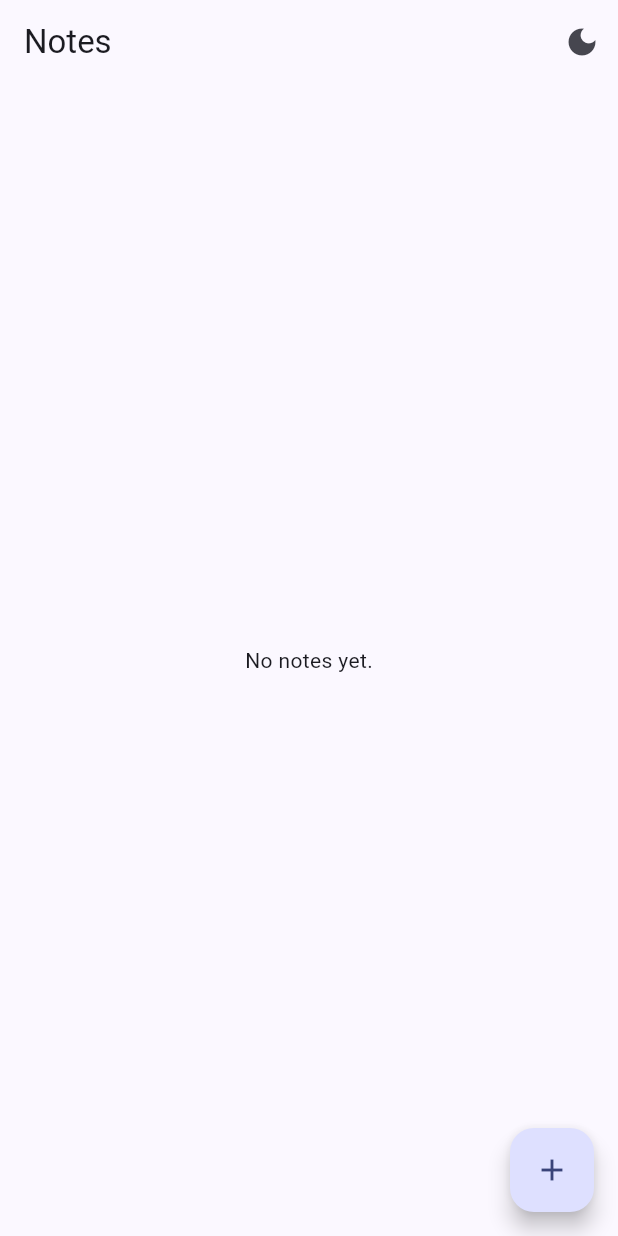
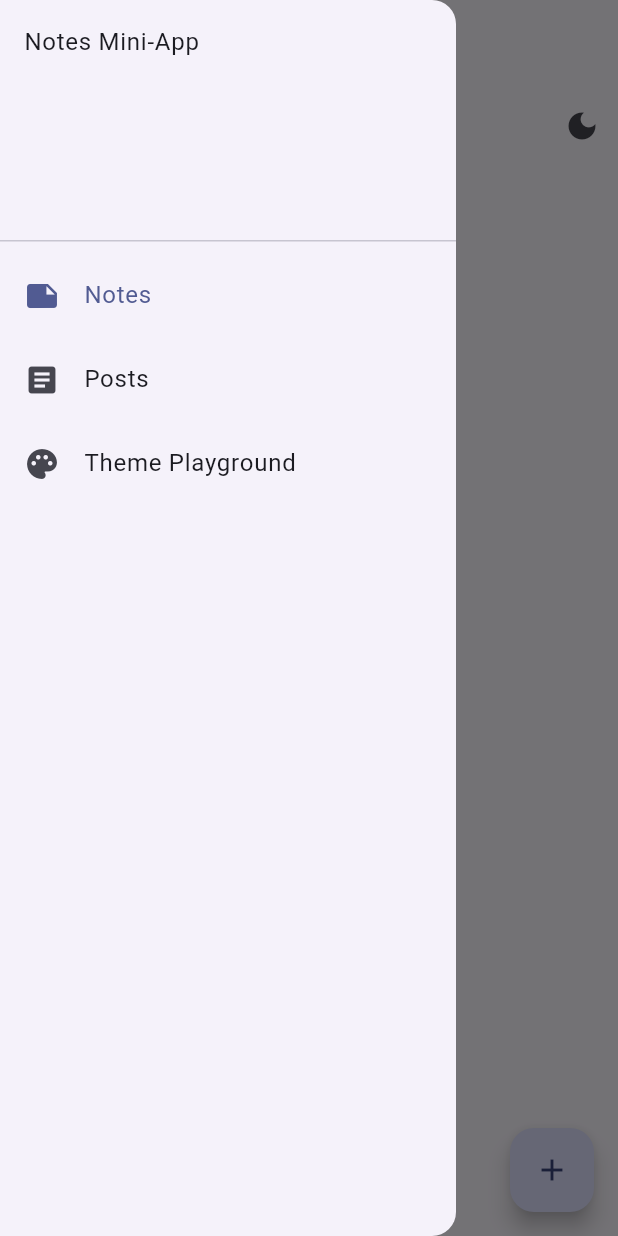
Before and after one commit to Munir-Ul-Hassan/notes_mini_app, a Flutter app: the screen it shows after launch, with the side drawer open (before the commit the screen has no drawer), on a phone screen of 412 x 824 dp. Run offline on Flutter 3.47's test engine with Material 3 defaults, Android fonts, the phone set to English and light mode, and no system bars; our stand-ins replace hive, hive_flutter, shared_preferences; accounts and stored records are empty.

Commit message:
new changes made

```diff
--- /dev/null
+++ b/lib/app.dart
@@ -0,0 +1,67 @@
+import 'package:flutter/material.dart';
+import 'features/notes/view/notes_page.dart';
+import 'features/posts/view/posts_page.dart';
+import 'features/settings/view/theme_playground_page.dart';
+
+class MainAppScaffold extends StatefulWidget {
+  const MainAppScaffold({super.key});
+
+  @override
+  State<MainAppScaffold> createState() => _MainAppScaffoldState();
+}
+
+class _MainAppScaffoldState extends State<MainAppScaffold> {
+  int _selectedIndex = 0;
+
+  final List<Widget> _pages = const [
+    NotesPage(),
+    PostsPage(),
+    ThemePlaygroundPage(),
+  ];
+
+  final List<String> _titles = const [
+    'Notes',
+    'Posts',
+    'Theme Playground',
+  ];
+
+  void _onDrawerTap(int index) {
+    setState(() {
+      _selectedIndex = index;
+      Navigator.pop(context); // Close drawer
+    });
+  }
+
+  @override
+  Widget build(BuildContext context) {
+    return Scaffold(
+      appBar: AppBar(title: Text(_titles[_selectedIndex])),
+      drawer: Drawer(
+        child: ListView(
+          children: [
+            const DrawerHeader(child: Text('Notes Mini-App')),
+            ListTile(
+              leading: const Icon(Icons.note),
+              title: const Text('Notes'),
+              selected: _selectedIndex == 0,
+              onTap: () => _onDrawerTap(0),
+            ),
+            ListTile(
+              leading: const Icon(Icons.article),
+              title: const Text('Posts'),
+              selected: _selectedIndex == 1,
+              onTap: () => _onDrawerTap(1),
+            ),
+            ListTile(
+              leading: const Icon(Icons.palette),
+              title: const Text('Theme Playground'),
+              selected: _selectedIndex == 2,
+              onTap: () => _onDrawerTap(2),
+            ),
+          ],
+        ),
+      ),
+      body: _pages[_selectedIndex],
+    );
+  }
+}
--- a/lib/core/theme/app_theme.dart
+++ b/lib/core/theme/app_theme.dart
@@ -1,15 +1,13 @@
 import 'package:flutter/material.dart';
 
 class AppTheme {
-  static const seedColor = Colors.indigo;
-
-  static final lightTheme = ThemeData(
+  static ThemeData lightTheme(Color seedColor) => ThemeData(
     colorScheme: ColorScheme.fromSeed(seedColor: seedColor, brightness: Brightness.light),
     useMaterial3: true,
     brightness: Brightness.light,
   );
 
-  static final darkTheme = ThemeData(
+  static ThemeData darkTheme(Color seedColor) => ThemeData(
     colorScheme: ColorScheme.fromSeed(seedColor: seedColor, brightness: Brightness.dark),
     useMaterial3: true,
     brightness: Brightness.dark,
--- /dev/null
+++ b/lib/data/models/post.dart
@@ -0,0 +1,13 @@
+class Post {
+  final int id;
+  final String title;
+  final String body;
+
+  Post({required this.id, required this.title, required this.body});
+
+  factory Post.fromJson(Map<String, dynamic> json) => Post(
+    id: json['id'],
+    title: json['title'],
+    body: json['body'],
+  );
+}
--- /dev/null
+++ b/lib/features/posts/viewmodel/posts_viewmodel.dart
@@ -0,0 +1,49 @@
+import 'package:flutter/material.dart';
+import '../../../data/models/post.dart';
+import '../../../data/repositories/posts_repository.dart';
+
+enum PostsState { loading, loaded, error, empty }
+
+class PostsViewModel extends ChangeNotifier {
+  final PostsRepository _repository = PostsRepository();
+  List<Post> _posts = [];
+  PostsState _state = PostsState.loading;
+  String? _error;
+  int _page = 0;
+  final int _limit = 10;
+  bool _hasMore = true;
+
+  List<Post> get posts => _posts;
+  PostsState get state => _state;
+  String? get error => _error;
+  bool get hasMore => _hasMore;
+
+  PostsViewModel() {
+    fetchPosts();
+  }
+
+  Future<void> fetchPosts({bool loadMore = false}) async {
+    if (loadMore && !_hasMore) return;
+    _state = PostsState.loading;
+    notifyListeners();
+    try {
+      final newPosts = await _repository.fetchPosts(start: _page * _limit, limit: _limit);
+      if (loadMore) {
+        _posts.addAll(newPosts);
+      } else {
+        _posts = newPosts;
+      }
+      _hasMore = newPosts.length == _limit;
+      _state = _posts.isEmpty ? PostsState.empty : PostsState.loaded;
+      _page += 1;
+    } catch (e) {
+      _error = e.toString();
+      _state = PostsState.error;
+    }
+    notifyListeners();
+  }
+
+  void retry() {
+    fetchPosts(loadMore: false);
+  }
+}
--- a/lib/main.dart
+++ b/lib/main.dart
@@ -6,6 +6,8 @@ import 'core/theme/app_theme.dart';
 import 'features/notes/view/notes_page.dart';
 import 'features/notes/viewmodel/notes_viewmodel.dart';
 import 'features/settings/viewmodel/theme_viewmodel.dart';
+import 'features/posts/viewmodel/posts_viewmodel.dart';
+import 'app.dart';
 
 void main() async {
   WidgetsFlutterBinding.ensureInitialized();
@@ -22,15 +24,16 @@ class MyApp extends StatelessWidget {
       providers: [
         ChangeNotifierProvider(create: (_) => NotesViewModel()),
         ChangeNotifierProvider(create: (_) => ThemeViewModel()),
+        ChangeNotifierProvider(create: (_) => PostsViewModel()),
       ],
       child: Consumer<ThemeViewModel>(
         builder: (context, themeVM, _) => MaterialApp(
           debugShowCheckedModeBanner: false,
           title: 'Notes Mini-App',
-          theme: AppTheme.lightTheme,
-          darkTheme: AppTheme.darkTheme,
+          theme: AppTheme.lightTheme(themeVM.seedColor),
+          darkTheme: AppTheme.darkTheme(themeVM.seedColor),
           themeMode: themeVM.themeMode,
-          home: const NotesPage(),
+          home: const MainAppScaffold(), // <--- Use the new scaffold
         ),
       ),
     );
--- a/pubspec.yaml
+++ b/pubspec.yaml
@@ -38,6 +38,8 @@ dependencies:
   # The following adds the Cupertino Icons font to your application.
   # Use with the CupertinoIcons class for iOS style icons.
   cupertino_icons: ^1.0.8
+  shared_preferences: ^2.5.3
+  http: ^1.5.0
 
 dev_dependencies:
   flutter_test:
```
Also changed, not shown: lib/data/repositories/posts_repository.dart (added, +20 -0 lines), lib/features/notes/widgets/note_form.dart (+33 -6 lines), lib/features/posts/view/posts_page.dart (added, +62 -0 lines), lib/features/posts/widgets/post_card.dart (added, +29 -0 lines), lib/features/settings/view/theme_playground_page.dart (added, +53 -0 lines), lib/features/settings/viewmodel/theme_viewmodel.dart (+35 -4 lines), pubspec.lock, 2 other files.
